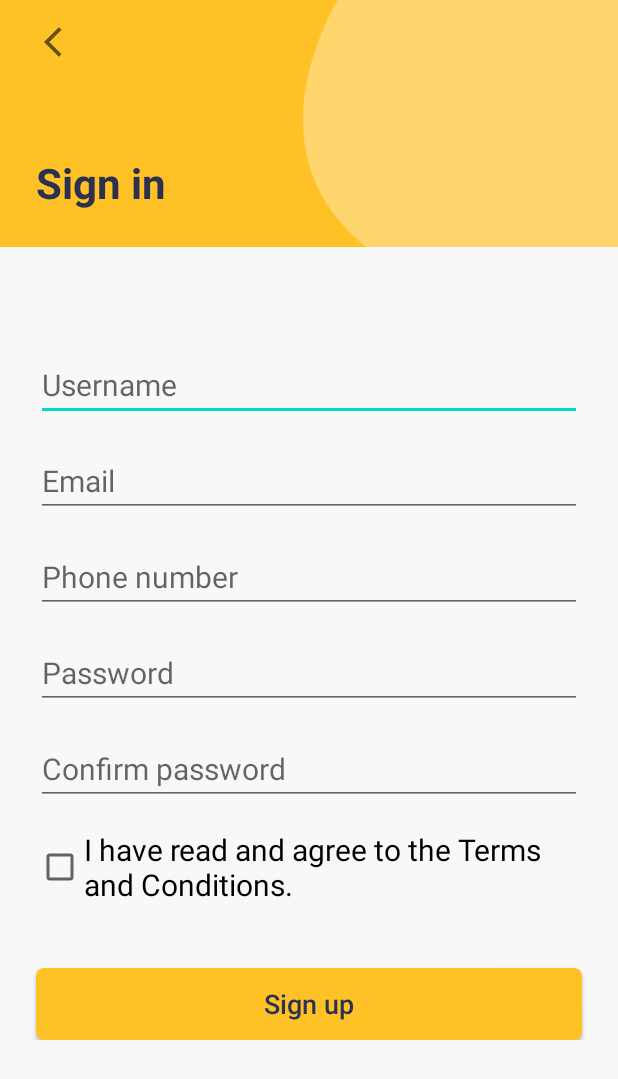
After one commit to harshmodi729/first_project, an Android app: the layout activity_signup.xml on its own in the app's theme, with its tools: preview values and no code run, on a phone screen of 412 x 824 dp. The commit adds this screen. Shown: the top 1079 px of the screen. Run offline under Robolectric (Android 15) with nearby library versions, the phone set to English and light mode, and no system bars.

Commit message:
Sign-up added

```diff
--- a/app/src/main/java/com/hmatter/first_project/ui/SignupActivity.kt
+++ b/app/src/main/java/com/hmatter/first_project/ui/SignupActivity.kt
@@ -12,7 +12,7 @@ class SignupActivity : AppCompatActivity() {
         setContentView(R.layout.activity_signup)
 
         btnToolbarBack.visibility = View.GONE
-        btnToolbarBack.visibility = View.GONE
+
 
 
     }
--- /dev/null
+++ b/app/src/main/res/layout/activity_signup.xml
@@ -0,0 +1,118 @@
+<?xml version="1.0" encoding="utf-8"?>
+<androidx.constraintlayout.widget.ConstraintLayout xmlns:android="http://schemas.android.com/apk/res/android"
+    xmlns:app="http://schemas.android.com/apk/res-auto"
+    xmlns:tools="http://schemas.android.com/tools"
+    android:layout_width="match_parent"
+    android:layout_height="match_parent"
+    android:background="@color/colorBackground"
+    tools:context=".ui.SignInActivity">
+
+    <include
+        android:id="@+id/toolbar"
+        layout="@layout/lay_toolbar"
+        android:layout_width="0dp"
+        android:layout_height="0dp"
+        app:layout_constraintBottom_toBottomOf="parent"
+        app:layout_constraintEnd_toEndOf="parent"
+        app:layout_constraintHeight_percent="0.2"
+        app:layout_constraintStart_toStartOf="parent"
+        app:layout_constraintTop_toTopOf="parent"
+        app:layout_constraintVertical_bias="0" />
+
+    <androidx.constraintlayout.widget.ConstraintLayout
+        android:layout_width="0dp"
+        android:layout_height="wrap_content"
+        app:layout_constraintBottom_toBottomOf="parent"
+        app:layout_constraintEnd_toEndOf="parent"
+        app:layout_constraintHorizontal_bias="0.0"
+        app:layout_constraintStart_toStartOf="parent"
+        app:layout_constraintTop_toBottomOf="@id/toolbar"
+        app:layout_constraintVertical_bias="0.0">
+
+        <androidx.appcompat.widget.AppCompatEditText
+            android:id="@+id/edUserName"
+            android:layout_width="0dp"
+            android:layout_height="wrap_content"
+            android:layout_marginStart="@dimen/medium_margin"
+            android:layout_marginTop="68dp"
+            android:layout_marginEnd="@dimen/medium_margin"
+            android:hint="@string/hint_username"
+            android:textSize="@dimen/medium_text"
+            app:layout_constraintEnd_toEndOf="parent"
+            app:layout_constraintStart_toStartOf="parent"
+            app:layout_constraintTop_toTopOf="parent" />
+
+        <androidx.appcompat.widget.AppCompatEditText
+            android:id="@+id/edEmail"
+            android:layout_width="0dp"
+            android:layout_height="wrap_content"
+            android:layout_marginTop="@dimen/small_margin"
+            android:hint="@string/hint_email"
+            android:textSize="@dimen/medium_text"
+            app:layout_constraintEnd_toEndOf="@id/edUserName"
+            app:layout_constraintStart_toStartOf="@id/edUserName"
+            app:layout_constraintTop_toBottomOf="@id/edUserName" />
+
+        <androidx.appcompat.widget.AppCompatEditText
+            android:id="@+id/edPhone"
+            android:layout_width="0dp"
+            android:layout_height="wrap_content"
+            android:layout_marginTop="@dimen/small_margin"
+            android:hint="@string/hint_phone"
+            android:textSize="@dimen/medium_text"
+            app:layout_constraintEnd_toEndOf="@id/edUserName"
+            app:layout_constraintStart_toStartOf="@id/edUserName"
+            app:layout_constraintTop_toBottomOf="@id/edEmail" />
+
+        <androidx.appcompat.widget.AppCompatEditText
+            android:id="@+id/edPassword"
+            android:layout_width="0dp"
+            android:layout_height="wrap_content"
+            android:layout_marginTop="@dimen/small_margin"
+            android:hint="@string/hint_password"
+            android:textSize="@dimen/medium_text"
+            app:layout_constraintEnd_toEndOf="@id/edUserName"
+            app:layout_constraintStart_toStartOf="@id/edUserName"
+            app:layout_constraintTop_toBottomOf="@id/edPhone" />
+
+        <androidx.appcompat.widget.AppCompatEditText
+            android:id="@+id/edConfirmPassword"
+            android:layout_width="0dp"
+            android:layout_height="wrap_content"
+            android:layout_marginTop="@dimen/small_margin"
+            android:hint="@string/hint_confirm_password"
+            android:textSize="@dimen/medium_text"
+            app:layout_constraintEnd_toEndOf="@id/edPassword"
+            app:layout_constraintStart_toStartOf="@id/edPassword"
+            app:layout_constraintTop_toBottomOf="@id/edPassword" />
+
+        <androidx.appcompat.widget.AppCompatCheckBox
+            android:id="@+id/chTerms"
+            android:layout_width="0dp"
+            android:layout_height="wrap_content"
+            android:layout_marginTop="@dimen/small_margin"
+            android:text="@string/terms_conditions"
+            android:textSize="@dimen/medium_text"
+            app:layout_constraintEnd_toEndOf="@id/edUserName"
+            app:layout_constraintStart_toStartOf="@id/edUserName"
+            app:layout_constraintTop_toBottomOf="@id/edConfirmPassword"/>
+
+        <androidx.appcompat.widget.AppCompatButton
+            android:id="@+id/btnSignup"
+            android:layout_width="0dp"
+            android:layout_height="wrap_content"
+            android:layout_marginTop="@dimen/xlarge_margin"
+            android:background="@drawable/bg_rounded_btn"
+            android:text="@string/sign_up"
+            android:textAllCaps="false"
+            android:textColor="@color/colorIntroTitle"
+            android:textSize="@dimen/btn_text"
+            app:layout_constraintEnd_toEndOf="@id/edUserName"
+            app:layout_constraintStart_toStartOf="@id/edUserName"
+            app:layout_constraintTop_toBottomOf="@id/chTerms" />
+
+
+
+    </androidx.constraintlayout.widget.ConstraintLayout>
+
+</androidx.constraintlayout.widget.ConstraintLayout>
```
